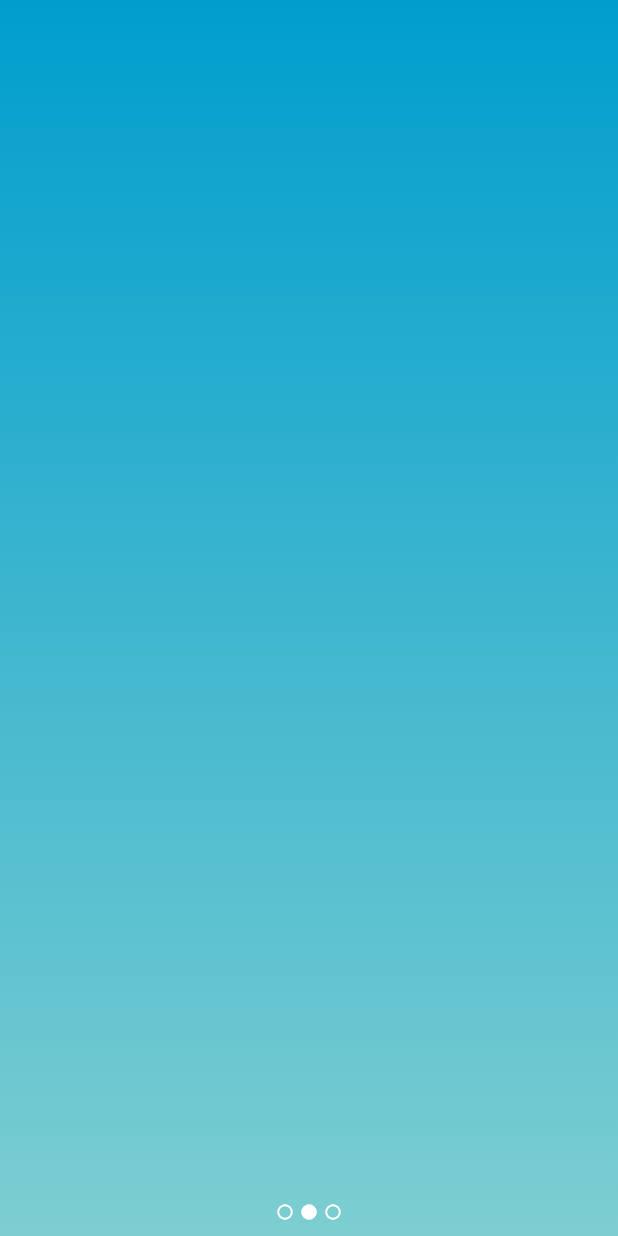
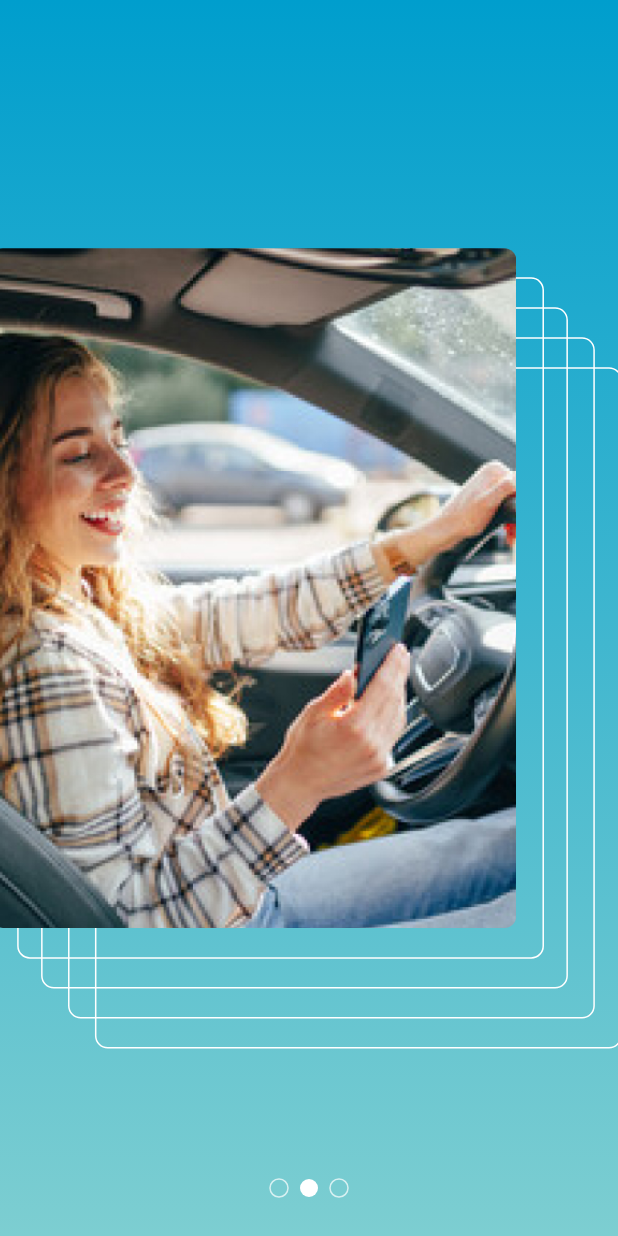
Before and after one commit to carlsenior/parkspace, a Flutter app: the screen it shows after launch, swiped to page 2, on a phone screen of 412 x 824 dp. Run offline on Flutter 3.47's test engine with Material 2 defaults, Android fonts, the phone set to English and light mode, and no system bars; drawn by our look-alikes of smooth_page_indicator; our stand-ins replace go_router, hexcolor, shared_preferences.

Commit message:
In Progress Onboard

```diff
--- /dev/null
+++ b/lib/components/filled_image.dart
@@ -0,0 +1,18 @@
+import 'package:flutter/material.dart';
+
+class FilledImage extends StatelessWidget {
+  const FilledImage({Key? key, required this.imageURL}) : super(key: key);
+
+  final String imageURL;
+
+  @override
+  Widget build(BuildContext context) {
+    return Image.asset(
+      imageURL,
+      height: double.infinity,
+      width: double.infinity,
+      fit: BoxFit.cover,
+      alignment: Alignment.center,
+    );
+  }
+}
--- a/lib/globals/utils/helper.dart
+++ b/lib/globals/utils/helper.dart
@@ -9,7 +9,9 @@ class Helper {
 
   void setStatusbarColor(Color c, {bool dark = false}) {
     SystemChrome.setSystemUIOverlayStyle(dark
-        ? SystemUiOverlayStyle.dark.copyWith(statusBarColor: c)
-        : SystemUiOverlayStyle.light.copyWith(statusBarColor: c));
+        ? SystemUiOverlayStyle.dark
+            .copyWith(statusBarColor: c, systemNavigationBarColor: c)
+        : SystemUiOverlayStyle.light
+            .copyWith(statusBarColor: c, systemNavigationBarColor: c));
   }
 }
--- a/lib/main.dart
+++ b/lib/main.dart
@@ -9,12 +9,12 @@ void main() async {
   WidgetsFlutterBinding.ensureInitialized();
   SharedPreferences prefs = await SharedPreferences.getInstance();
 
-  // Hide navigation bar - Full screen mode
+  // Full screen mode
   SystemChrome.setEnabledSystemUIMode(SystemUiMode.manual,
       overlays: [SystemUiOverlay.top]);
-
   Helper helper = Helper();
   helper.setStatusbarColor(Colors.transparent);
 
+  // run app
   runApp(App(prefs: prefs));
 }
--- a/lib/screens/onboard/onboard_screen.dart
+++ b/lib/screens/onboard/onboard_screen.dart
@@ -1,7 +1,7 @@
 import 'package:flutter/material.dart';
-import 'package:park_space/globals/utils/helper.dart';
 import 'package:park_space/screens/onboard/pages/Page2.dart';
 import 'package:park_space/screens/onboard/pages/page3.dart';
+import 'package:smooth_page_indicator/smooth_page_indicator.dart';
 
 import 'pages/page1.dart';
 
@@ -12,10 +12,10 @@ class OnBoardScreen extends StatefulWidget {
   State<OnBoardScreen> createState() => _OnBoardScreenState();
 }
 
-class _OnBoardScreenState extends State<OnBoardScreen> {
+class _OnBoardScreenState extends State<OnBoardScreen>
+    with TickerProviderStateMixin {
   late PageController _controller;
 
-  int _activeIndex = 0;
   List<Widget> pages = [const Page1(), const Page2(), const Page3()];
 
   @override
@@ -38,11 +38,6 @@ class _OnBoardScreenState extends State<OnBoardScreen> {
           PageView.builder(
               itemCount: pages.length,
               controller: _controller,
-              onPageChanged: (value) {
-                setState(() {
-                  _activeIndex = value;
-                });
-              },
               itemBuilder: (context, index) {
                 return pages[index];
               }),
@@ -50,39 +45,24 @@ class _OnBoardScreenState extends State<OnBoardScreen> {
               left: 0,
               bottom: 0,
               right: 0,
-            height: 32,
-            child: Container(
-              color: Colors.transparent,
+              height: 64,
               child: Row(
                 mainAxisAlignment: MainAxisAlignment.center,
-                  children: List<Widget>.generate(
-                    pages.length,
-                    (index) => InkWell(
-                        onTap: () {
-                          _controller.animateToPage(index,
-                              duration: const Duration(milliseconds: 300),
-                              curve: Curves.bounceInOut);
-                        },
-                        child: _activeIndex == index
-                            ? const SizedBox(
-                                width: 16,
-                                child: Icon(
-                                  Icons.circle,
-                                  color: Colors.white,
-                                  size: 12,
-                                ),
+                children: [
+                  SmoothPageIndicator(
+                    controller: _controller,
+                    count: pages.length,
+                    effect: const WormEffect(
+                        strokeWidth: 1,
+                        dotWidth: 12,
+                        dotHeight: 12,
+                        spacing: 8,
+                        paintStyle: PaintingStyle.stroke,
+                        dotColor: Colors.white70,
+                        activeDotColor: Colors.white),
                   )
-                            : const SizedBox(
-                                width: 16,
-                                child: Icon(
-                                  Icons.radio_button_unchecked,
-                                  color: Colors.white,
-                                  size: 12,
-                                ),
+                ],
               )),
-                  )),
-            ),
-          ),
         ],
       ),
     );
--- a/lib/screens/onboard/pages/page1.dart
+++ b/lib/screens/onboard/pages/page1.dart
@@ -1,18 +1,14 @@
 import 'package:flutter/material.dart';
+import 'package:park_space/components/filled_image.dart';
 
 class Page1 extends StatelessWidget {
   const Page1({Key? key}) : super(key: key);
 
   @override
   Widget build(BuildContext context) {
-    return Center(
-      child: Image.asset(
-        'assets/images/onboard/image_29_onboard.jpg',
-        height: double.infinity,
-        width: double.infinity,
-        fit: BoxFit.cover,
-        alignment: Alignment.center,
-      ),
+    return const Center(
+      child:
+          FilledImage(imageURL: 'assets/images/onboard/image_29_onboard.jpg'),
     );
   }
 }
--- a/lib/screens/onboard/pages/page2.dart
+++ b/lib/screens/onboard/pages/page2.dart
@@ -1,11 +1,23 @@
 import 'package:flutter/material.dart';
 import 'package:hexcolor/hexcolor.dart';
+import 'package:park_space/components/filled_image.dart';
 
 class Page2 extends StatelessWidget {
   const Page2({Key? key}) : super(key: key);
 
   @override
   Widget build(BuildContext context) {
+    double screenWidth = MediaQuery.of(context).size.width;
+    double screenHeight = MediaQuery.of(context).size.height;
+    double strokeRectWidth = screenWidth * 0.85;
+    double strokeRectHeight = screenHeight * 0.55;
+    double strokeWidthGap = (screenWidth - strokeRectWidth + 10) / 4.0;
+    double strokeHeightGap = strokeWidthGap + 2.0;
+
+    double initStrokeRectTop =
+        (screenHeight - strokeRectHeight - 4 * strokeHeightGap) / 2.0 +
+            5 * strokeHeightGap;
+
     return Container(
       width: double.infinity,
       height: double.infinity,
@@ -14,9 +26,83 @@ class Page2 extends StatelessWidget {
               begin: Alignment.topLeft,
               end: Alignment.bottomLeft,
               colors: [HexColor('#009ECD'), HexColor('#7DCED1')])),
-      child: const Stack(
-        children: [],
+      child: Stack(
+        children: [
+          Positioned(
+            right: -2,
+            top: initStrokeRectTop,
+            width: strokeRectWidth,
+            height: strokeRectHeight,
+            child: CustomPaint(
+              size: Size(strokeRectWidth, strokeRectHeight),
+              painter: StrokeRectangle(strokeColor: Colors.white),
+            ),
+          ),
+          Positioned(
+              right: -2 + strokeWidthGap,
+              top: initStrokeRectTop - strokeHeightGap,
+              width: strokeRectWidth,
+              height: strokeRectHeight,
+              child: CustomPaint(
+                size: Size(strokeRectWidth, strokeRectHeight),
+                painter: StrokeRectangle(strokeColor: Colors.white),
+              )),
+          Positioned(
+              right: -2 + strokeWidthGap * 2,
+              top: initStrokeRectTop - strokeHeightGap * 2,
+              width: strokeRectWidth,
+              height: strokeRectHeight,
+              child: CustomPaint(
+                size: Size(strokeRectWidth, strokeRectHeight),
+                painter: StrokeRectangle(strokeColor: Colors.white),
+              )),
+          Positioned(
+              right: -4 + strokeWidthGap * 3,
+              top: initStrokeRectTop - strokeHeightGap * 3,
+              width: strokeRectWidth,
+              height: strokeRectHeight,
+              child: CustomPaint(
+                size: Size(strokeRectWidth, strokeRectHeight),
+                painter: StrokeRectangle(strokeColor: Colors.white),
+              )),
+          Positioned(
+              right: -4 + strokeWidthGap * 4,
+              top: initStrokeRectTop - strokeHeightGap * 4,
+              width: strokeRectWidth,
+              height: strokeRectHeight,
+              child: ClipRRect(
+                borderRadius: BorderRadius.circular(8.0),
+                child: const FilledImage(
+                    imageURL:
+                        'assets/images/onboard/240_F_627349647_onboard.jpg'),
+              )),
+        ],
       ),
     );
   }
 }
+
+class StrokeRectangle extends CustomPainter {
+  StrokeRectangle({required this.strokeColor}) {
+    _paint
+      ..color = strokeColor
+      ..strokeWidth = 1
+      ..style = PaintingStyle.stroke;
+  }
+
+  final Paint _paint = Paint();
+  final Color strokeColor;
+
+  @override
+  void paint(Canvas canvas, Size size) {
+    canvas.drawRRect(
+        RRect.fromRectAndRadius(Rect.fromLTWH(0, 0, size.width, size.height),
+            const Radius.circular(8.0)),
+        _paint);
+  }
+
+  @override
+  bool shouldRepaint(covariant CustomPainter oldDelegate) {
+    return false;
+  }
+}
--- a/pubspec.yaml
+++ b/pubspec.yaml
@@ -39,6 +39,7 @@ dependencies:
   go_router: ^12.1.0
   provider: ^6.0.5
   hexcolor: ^3.0.1
+  smooth_page_indicator: ^1.1.0
 
 dev_dependencies:
   flutter_test:
```
Also changed, not shown: pubspec.lock. Lines whose indentation alone changed are shown as unchanged.
